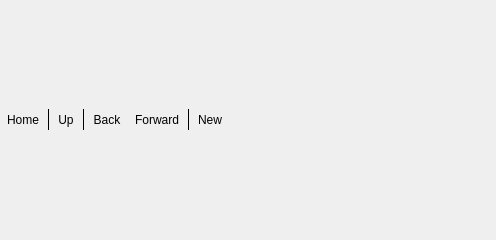
Above: src/ui/organise/filebrowserwindow.ui from opencor/opencor before the change. Below: the same form after it.
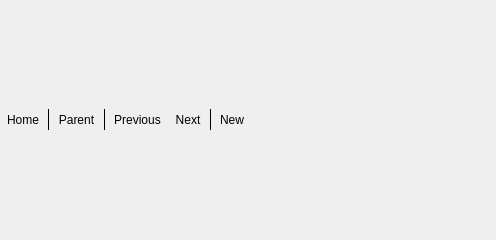
That is the form after the change. Icons and pictures are not drawn.

Commit message: Some cleaning up in the file browser windows. Renamed a few things and updated some French translations.

Patch:
```diff
--- a/src/ui/organise/filebrowserwindow.ui
+++ b/src/ui/organise/filebrowserwindow.ui
@@ -61,7 +61,7 @@
       <item>
        <widget class="QToolButton" name="upButton">
         <property name="text">
-         <string>Up</string>
+         <string>Parent</string>
         </property>
         <property name="iconSize">
          <size>
@@ -93,7 +93,7 @@
       <item>
        <widget class="QToolButton" name="backButton">
         <property name="text">
-         <string>Back</string>
+         <string>Previous</string>
         </property>
         <property name="iconSize">
          <size>
@@ -109,7 +109,7 @@
       <item>
        <widget class="QToolButton" name="forwardButton">
         <property name="text">
-         <string>Forward</string>
+         <string>Next</string>
         </property>
         <property name="iconSize">
          <size>
```
Left out of the diff: 24 changed lines with no effect on the pictures. The commit also changes 2 other files.
